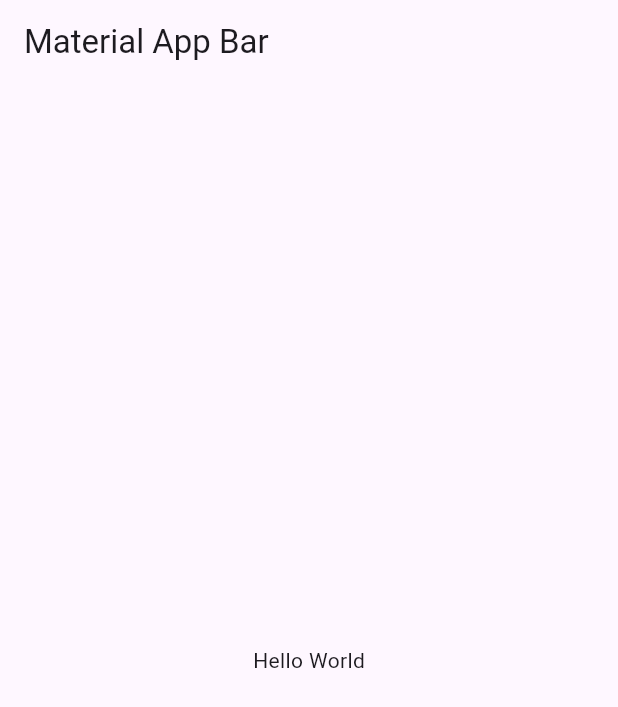
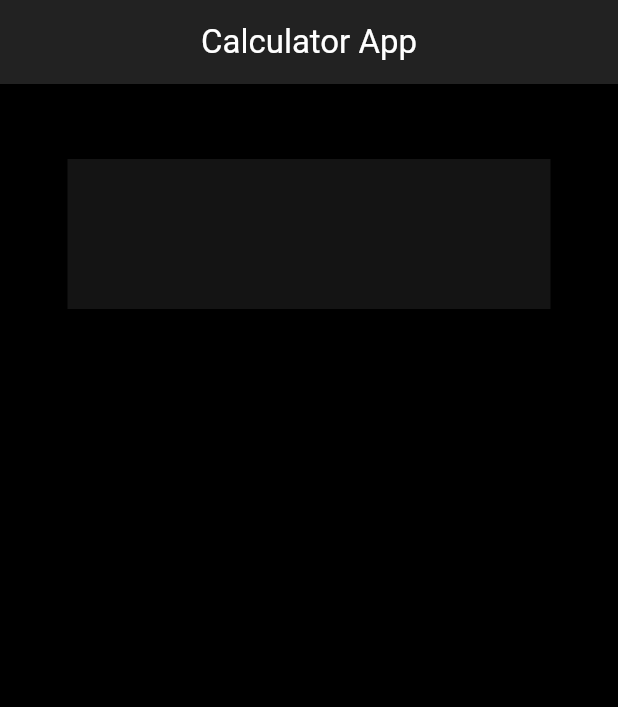
Before and after one commit to bahasorkun/Calculator-App-with-Flutter, a Flutter app: the screen it shows after launch, on a phone screen of 412 x 824 dp. Shown: the top 707 px of the screen. Run offline on Flutter 3.47's test engine with Material 3 defaults, Android fonts, the phone set to English and light mode, and no system bars.

Commit message:
feat : "color.dart" , update main.dart

```diff
--- /dev/null
+++ b/calculator_app/lib/constants/color.dart
@@ -0,0 +1,4 @@
+import 'package:flutter/material.dart';
+
+const Color darkGrey = Color(0xFF222222);
+const Color darkGrey2 = Color(0xFF141414);
--- a/calculator_app/lib/main.dart
+++ b/calculator_app/lib/main.dart
@@ -1,3 +1,4 @@
+import 'package:calculator_app/constants/color.dart';
 import 'package:flutter/material.dart';
 
 void main() => runApp(const MyApp());
@@ -9,12 +10,31 @@ class MyApp extends StatelessWidget {
   Widget build(BuildContext context) {
     return MaterialApp(
       title: 'Material App',
+      debugShowCheckedModeBanner: false,
+      theme: ThemeData(
+          appBarTheme: const AppBarTheme(backgroundColor: darkGrey),
+          scaffoldBackgroundColor: Colors.black),
       home: Scaffold(
         appBar: AppBar(
-          title: const Text('Material App Bar'),
+          title: const Text(
+            'Calculator App',
+            style: TextStyle(color: Colors.white),
+          ),
+          centerTitle: true,
         ),
-        body: const Center(
-          child: Text('Hello World'),
+        body:Column(
+          children: [
+            Container(
+              height: 100,
+              margin: EdgeInsets.symmetric(horizontal: 45,vertical: 50),
+              color: darkGrey2,
+            ),
+            Container(
+              alignment: Alignment.bottomCenter,
+              color: Colors.green,
+
+            )
+          ],
         ),
       ),
     );
```
